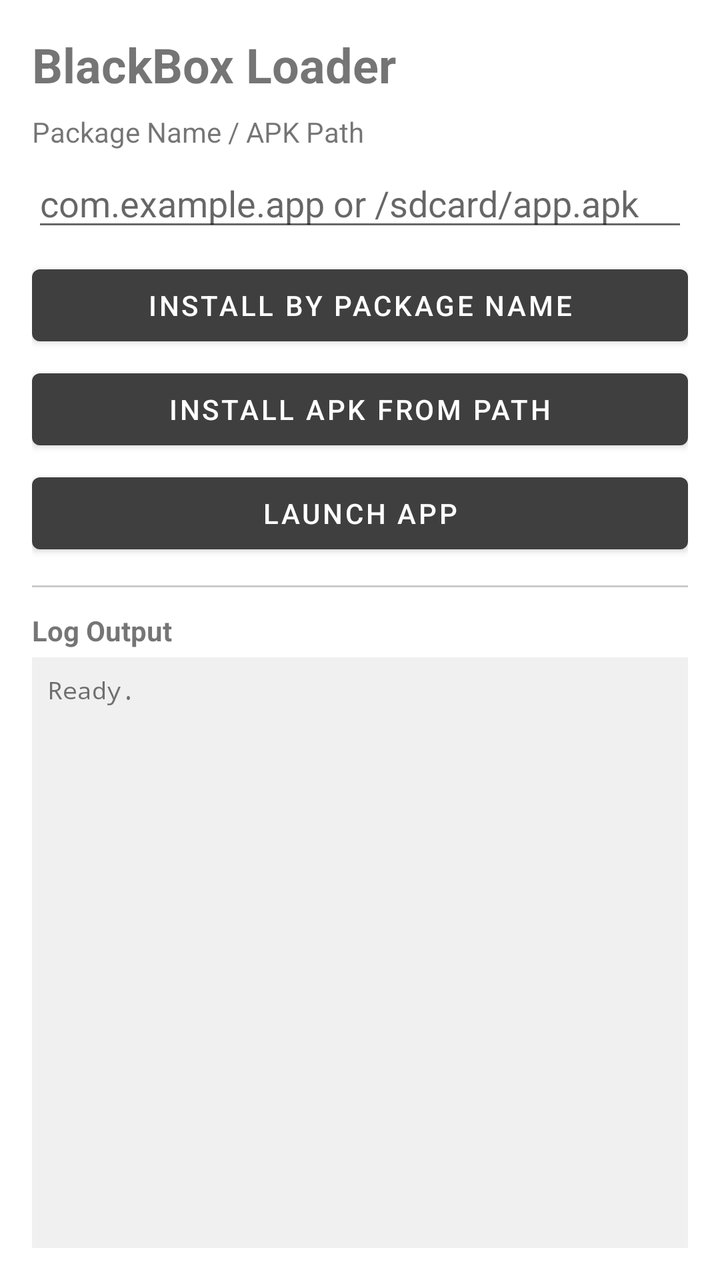
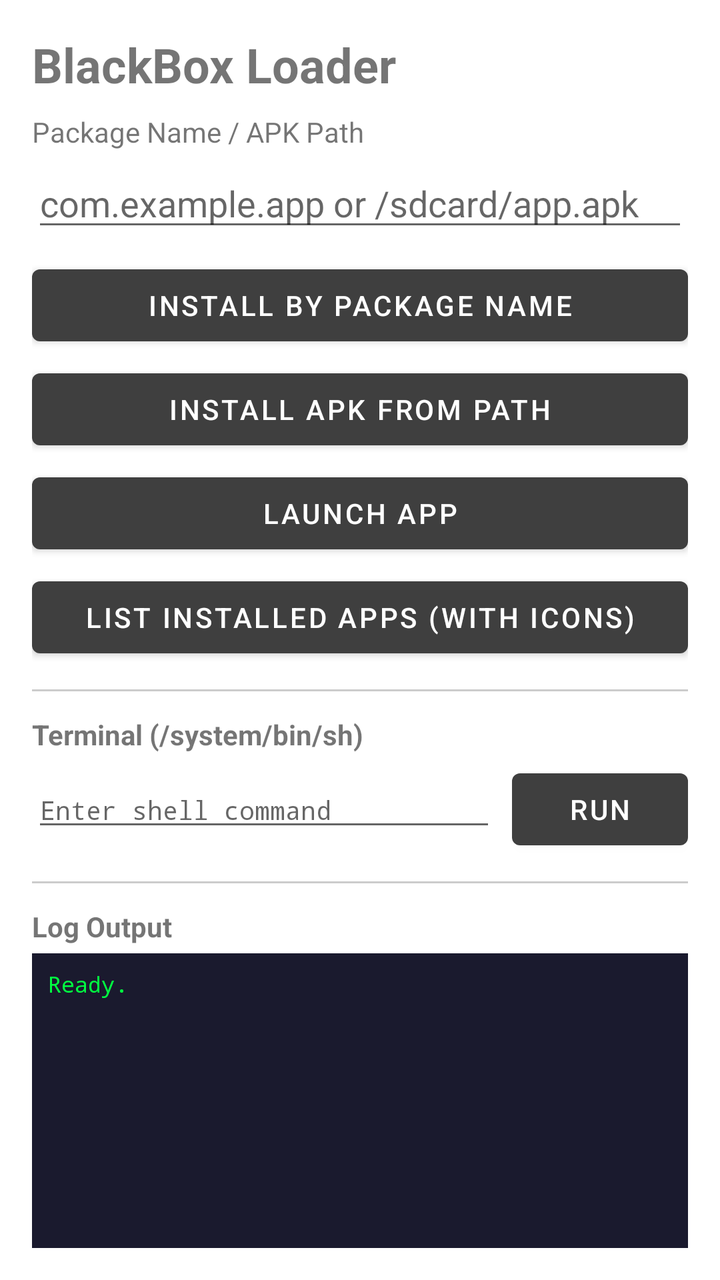

Before-and-after screenshots of an Android layout around one commit, followed by the original layout XML and the change that was made.
<!-- AndroidManifest.xml: application theme Theme.BlackBox -->
<!-- res/layout/activity_main.xml -->
<?xml version="1.0" encoding="utf-8"?>
<LinearLayout xmlns:android="http://schemas.android.com/apk/res/android"
    android:layout_width="match_parent"
    android:layout_height="match_parent"
    android:orientation="vertical"
    android:padding="16dp">

    <TextView
        android:layout_width="wrap_content"
        android:layout_height="wrap_content"
        android:text="BlackBox Loader"
        android:textSize="24sp"
        android:textStyle="bold"
        android:layout_marginBottom="8dp" />

    <TextView
        android:layout_width="wrap_content"
        android:layout_height="wrap_content"
        android:text="Package Name / APK Path"
        android:textSize="14sp"
        android:layout_marginBottom="4dp" />

    <EditText
        android:id="@+id/edit_input"
        android:layout_width="match_parent"
        android:layout_height="wrap_content"
        android:hint="com.example.app or /sdcard/app.apk"
        android:inputType="text"
        android:singleLine="true" />

    <Button
        android:id="@+id/btn_install_package"
        android:layout_width="match_parent"
        android:layout_height="wrap_content"
        android:text="Install by Package Name"
        android:layout_marginTop="8dp" />

    <Button
        android:id="@+id/btn_install_apk"
        android:layout_width="match_parent"
        android:layout_height="wrap_content"
        android:text="Install APK from Path"
        android:layout_marginTop="4dp" />

    <Button
        android:id="@+id/btn_launch"
        android:layout_width="match_parent"
        android:layout_height="wrap_content"
        android:text="Launch App"
        android:layout_marginTop="4dp" />

    <View
        android:layout_width="match_parent"
        android:layout_height="1dp"
        android:background="#CCCCCC"
        android:layout_marginVertical="12dp" />

    <TextView
        android:layout_width="wrap_content"
        android:layout_height="wrap_content"
        android:text="Log Output"
        android:textSize="14sp"
        android:textStyle="bold"
        android:layout_marginBottom="4dp" />

    <ScrollView
        android:layout_width="match_parent"
        android:layout_height="0dp"
        android:layout_weight="1"
        android:background="#F0F0F0"
        android:padding="8dp">

        <TextView
            android:id="@+id/tv_log"
            android:layout_width="match_parent"
            android:layout_height="wrap_content"
            android:textSize="12sp"
            android:fontFamily="monospace"
            android:text="Ready.\n" />
    </ScrollView>

</LinearLayout>
<!-- resources referenced by this layout -->
<resources>
  <style name="Theme.BlackBox" parent="Theme.MaterialComponents.Light.NoActionBar">
          <item name="colorPrimary">@color/primary</item>
          <item name="colorPrimaryVariant">@color/primary_dark</item>
          <item name="colorOnPrimary">@color/white</item>
          <item name="colorSecondary">@color/primary_light</item>
          <item name="colorSecondaryVariant">@color/primary</item>
          <item name="colorOnSecondary">@color/white</item>
          <item name="android:statusBarColor" tools:targetApi="l">?attr/colorPrimaryVariant</item>
          <item name="android:forceDarkAllowed" tools:targetApi="q">false</item>
      </style>
  <color name="primary">#3F3F3F</color>
  <color name="primary_dark">#3F3F3F</color>
  <color name="white">#FFFFFFFF</color>
  <color name="primary_light">#3F3F3F</color>
</resources>

<!-- the commit's change to res/layout/activity_main.xml (unified diff, before → after) -->
@@ -49,6 +49,51 @@
         android:text="Launch App"
         android:layout_marginTop="4dp" />
 
+    <Button
+        android:id="@+id/btn_list_installed"
+        android:layout_width="match_parent"
+        android:layout_height="wrap_content"
+        android:text="List Installed Apps (with Icons)"
+        android:layout_marginTop="4dp" />
+
+    <View
+        android:layout_width="match_parent"
+        android:layout_height="1dp"
+        android:background="#CCCCCC"
+        android:layout_marginVertical="12dp" />
+
+    <TextView
+        android:layout_width="wrap_content"
+        android:layout_height="wrap_content"
+        android:text="Terminal (/system/bin/sh)"
+        android:textSize="14sp"
+        android:textStyle="bold"
+        android:layout_marginBottom="4dp" />
+
+    <LinearLayout
+        android:layout_width="match_parent"
+        android:layout_height="wrap_content"
+        android:orientation="horizontal">
+
+        <EditText
+            android:id="@+id/edit_shell_cmd"
+            android:layout_width="0dp"
+            android:layout_height="wrap_content"
+            android:layout_weight="1"
+            android:hint="Enter shell command"
+            android:inputType="text"
+            android:singleLine="true"
+            android:fontFamily="monospace"
+            android:textSize="13sp" />
+
+        <Button
+            android:id="@+id/btn_shell_exec"
+            android:layout_width="wrap_content"
+            android:layout_height="wrap_content"
+            android:text="Run"
+            android:layout_marginStart="8dp" />
+    </LinearLayout>
+
     <View
         android:layout_width="match_parent"
         android:layout_height="1dp"
@@ -64,18 +109,20 @@
         android:layout_marginBottom="4dp" />
 
     <ScrollView
+        android:id="@+id/scroll_log"
         android:layout_width="match_parent"
         android:layout_height="0dp"
         android:layout_weight="1"
-        android:background="#F0F0F0"
+        android:background="#1a1a2e"
         android:padding="8dp">
 
         <TextView
             android:id="@+id/tv_log"
             android:layout_width="match_parent"
             android:layout_height="wrap_content"
-            android:textSize="12sp"
+            android:textSize="11sp"
             android:fontFamily="monospace"
+            android:textColor="#00ff41"
             android:text="Ready.\n" />
     </ScrollView>
 
